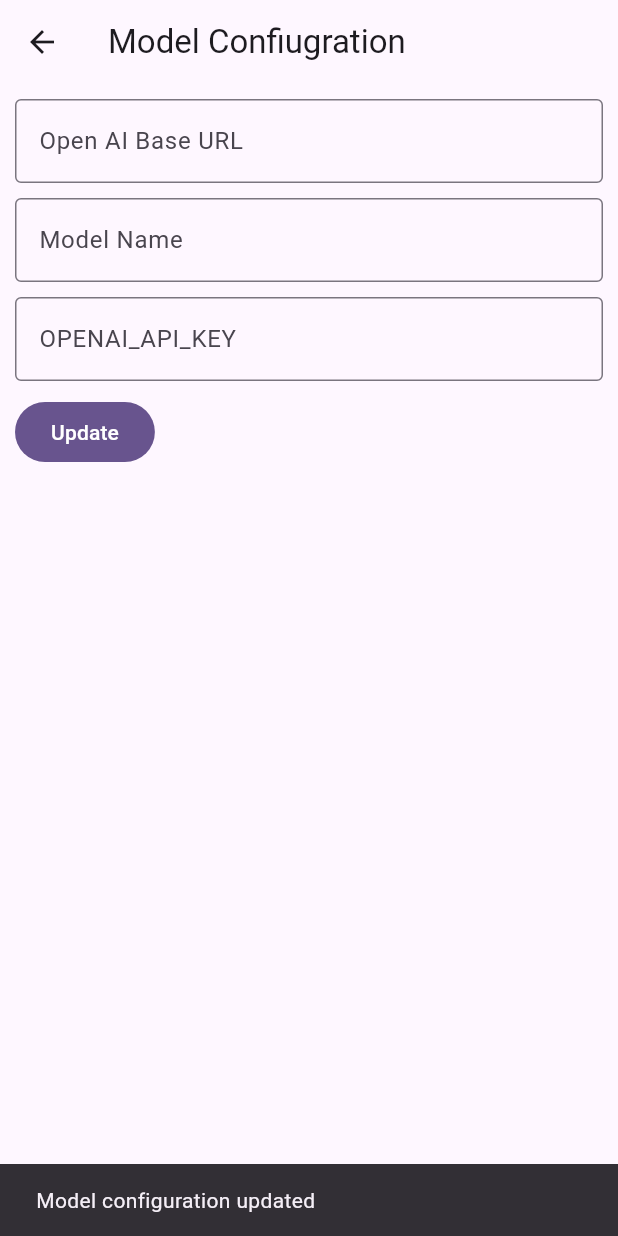
After one commit to chawza/assistant_client, a Flutter app: the ModelConfigurationPage screen opened by its route, after a tap on "Update", on a phone screen of 412 x 824 dp. The commit adds this screen. Run offline on Flutter 3.47's test engine with Material 3 defaults, Android fonts, the light colour scheme and no system bars; our stand-ins replace shared_preferences; accounts and stored records are empty.

Commit message:
Model config page (#2)
* model config page

* savable model config

* rm print

```diff
--- a/lib/core/session_storage.dart
+++ b/lib/core/session_storage.dart
@@ -1,3 +1,5 @@
+import 'dart:convert';
+
 import 'package:shared_preferences/shared_preferences.dart';
 
 class UserData {
@@ -5,18 +7,39 @@ class UserData {
   String email = "";
 }
 
+class ModelConfig {
+  String model = "";
+  String apiKey = "";
+  String baseUrl = "";
+
+  @override
+  String toString() {
+    return 'ModelConfig{model: $model, baseUrl: $baseUrl}';
+  }
+
+  void fromMap(Map<String, dynamic> json) {
+    model = json['model'];
+    apiKey = json['apiKey'];
+    baseUrl = json['baseUrl'];
+  }
+
+  Map<String, dynamic> toMap() {
+    return {'model': model, 'apiKey': apiKey, 'baseUrl': baseUrl};
+  }
+}
+
 class SessionStorage {
   SharedPreferences? preferences;
   String token = "";
   UserData user = UserData();
-
-  SessionStorage();
+  ModelConfig modelConfig = ModelConfig();
 
   static Future<SessionStorage> get() async {
     var preferences = await SharedPreferences.getInstance();
     var storage = SessionStorage();
     storage.preferences = preferences;
     storage.syncUserData();
+    storage._loadModelConfig();
     return storage;
   }
 
@@ -44,4 +67,19 @@ class SessionStorage {
     user.id = preferences?.getInt('id') ?? 0;
     return user;
   }
+
+  void _loadModelConfig() {
+    var modelConfigJson = preferences?.getString('modelConfig');
+    if (modelConfigJson == null) return;
+
+    modelConfig.fromMap(jsonDecode(modelConfigJson));
+  }
+
+  Future<void> saveModelConfig() async {
+    if (preferences == null) return;
+    await preferences!.setString(
+      'modelConfig',
+      jsonEncode(modelConfig.toMap()),
+    );
+  }
 }
--- a/lib/main.dart
+++ b/lib/main.dart
@@ -1,5 +1,6 @@
 import 'package:assistant_client/pages/auth_page.dart';
 import 'package:assistant_client/pages/home.dart';
+import 'package:assistant_client/pages/model_configuration_page.dart';
 import 'package:assistant_client/pages/profile_page.dart';
 import 'package:flutter/material.dart';
 
@@ -38,6 +39,7 @@ class MyApp extends StatelessWidget {
         '/home': (context) => HomePage(),
         '/auth/login': (context) => AuthPage(),
         '/auth/profile': (context) => ProfilePage(),
+        '/models/configuration': (context) => ModelConfigurationPage(),
       },
     );
   }
--- /dev/null
+++ b/lib/pages/model_configuration_page.dart
@@ -0,0 +1,105 @@
+import 'package:assistant_client/core/session_storage.dart';
+import 'package:flutter/material.dart';
+
+class ModelConfigurationPage extends StatefulWidget {
+  const ModelConfigurationPage({super.key});
+
+  @override
+  State<ModelConfigurationPage> createState() => _ModelConfigurationPageState();
+}
+
+class _ModelConfigurationPageState extends State<ModelConfigurationPage> {
+  TextEditingController baseUrlController = TextEditingController();
+  TextEditingController modelsController = TextEditingController();
+  TextEditingController apiKeyUrlController = TextEditingController();
+
+  SessionStorage? sessionStorage;
+
+  bool _disableUpdateButton = true;
+
+  @override
+  void initState() {
+    super.initState();
+    loadSession();
+  }
+
+  void loadSession() async {
+    sessionStorage = await SessionStorage.get();
+
+    var modelConfig = sessionStorage!.modelConfig;
+    baseUrlController.text = modelConfig.baseUrl;
+    modelsController.text = modelConfig.model;
+    apiKeyUrlController.text = modelConfig.apiKey;
+
+    setState(() {
+      _disableUpdateButton = false;
+    });
+  }
+
+  void updateConfig() async {
+    if (sessionStorage == null) return;
+
+    var modelConfig = sessionStorage!.modelConfig;
+    modelConfig.apiKey = apiKeyUrlController.value.text;
+    modelConfig.baseUrl = baseUrlController.value.text;
+    modelConfig.model = modelsController.value.text;
+    await sessionStorage!.saveModelConfig();
+
+    if (!mounted) return;
+
+    ScaffoldMessenger.of(
+      context,
+    ).showSnackBar(SnackBar(content: Text('Model configuration updated')));
+  }
+
+  @override
+  Widget build(BuildContext context) {
+    final formKey = GlobalKey<FormState>();
+
+    return Scaffold(
+      appBar: AppBar(title: const Text('Model Confiugration')),
+      body: Form(
+        key: formKey,
+        child: Padding(
+          padding: .all(10.0),
+          child: Column(
+            crossAxisAlignment: .start,
+            spacing: 10.0,
+            children: [
+              TextFormField(
+                controller: baseUrlController,
+                decoration: InputDecoration(
+                  border: OutlineInputBorder(),
+                  labelText: 'Open AI Base URL',
+                ),
+              ),
+              TextField(
+                controller: modelsController,
+                decoration: InputDecoration(
+                  border: OutlineInputBorder(),
+                  labelText: 'Model Name',
+                ),
+              ),
+              TextFormField(
+                controller: apiKeyUrlController,
+                decoration: InputDecoration(
+                  border: OutlineInputBorder(),
+                  labelText: 'OPENAI_API_KEY',
+                ),
+                obscureText: true,
+              ),
+              FilledButton(
+                onPressed: !_disableUpdateButton
+                    ? () {
+                        updateConfig();
+                      }
+                    : null,
+                child: const Text('Update'),
+              ),
+            ],
+          ),
+        ),
+      ),
+    );
+  }
+}
--- a/lib/pages/profile_page.dart
+++ b/lib/pages/profile_page.dart
@@ -46,7 +46,22 @@ class _ProfilePageState extends State<ProfilePage> {
             Row(
               mainAxisAlignment: MainAxisAlignment.start,
               children: [
-                FilledButton(onPressed: logoutAttempt, child: Text('Logout')),
+                const Text('Configuration'),
+                FilledButton(
+                  child: const Text('Edit'),
+                  onPressed: () {
+                    Navigator.pushNamed(context, '/models/configuration');
+                  },
+                ),
+              ],
+            ),
+            Row(
+              mainAxisAlignment: MainAxisAlignment.start,
+              children: [
+                FilledButton(
+                  onPressed: logoutAttempt,
+                  child: const Text('Logout'),
+                ),
               ],
             ),
           ],
```
